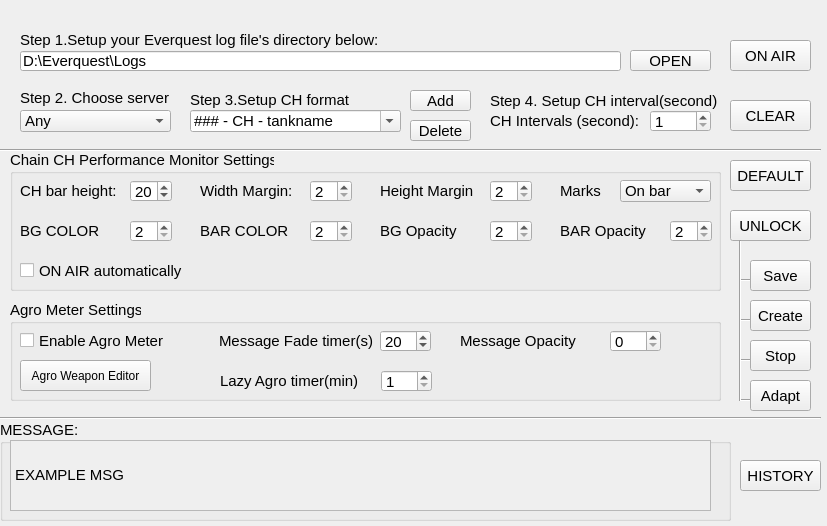
First picture: the form in CFGWIN.ui, repository winter88888/CCHPM, before the edit.
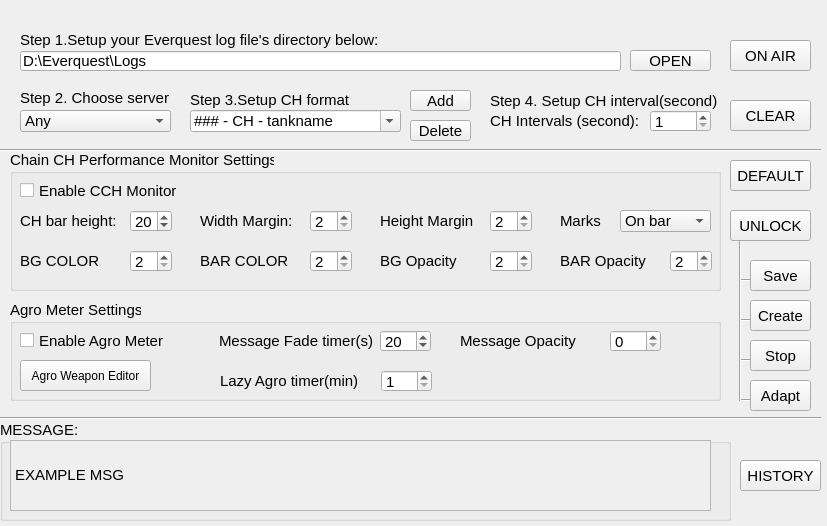
Second picture: the form after the edit.

Commit message:
GUI optimization and skill agro mod
Changed GUI a bit , so that you can enable CH monitor and/or Agro Meter sololy. don't have enable both.
Add agro detection for skills
(1)Kick is  5 agro
(2)Beg is 0 agro  --- skipped
(3)Disarm is 20 agro.
(4)Bash is 7 agro
(5)Slam is 5 agro  --- this has same msg as bash but different agro. So only use kick instead Slam. When using a shield only use bash.
(6)Taunt is 2 agro to the target that is already attacking you. --- skipped , a successfuly taunt to a target may copy its top agro completely

Patch:
```diff
--- a/CFGWIN.ui
+++ b/CFGWIN.ui
@@ -211,7 +211,7 @@
     <property name="geometry">
      <rect>
       <x>10</x>
-      <y>30</y>
+      <y>60</y>
       <width>111</width>
       <height>21</height>
      </rect>
@@ -224,7 +224,7 @@
     <property name="geometry">
      <rect>
       <x>120</x>
-      <y>30</y>
+      <y>60</y>
       <width>42</width>
       <height>22</height>
      </rect>
@@ -243,7 +243,7 @@
     <property name="geometry">
      <rect>
       <x>480</x>
-      <y>30</y>
+      <y>60</y>
       <width>42</width>
       <height>22</height>
      </rect>
@@ -259,7 +259,7 @@
     <property name="geometry">
      <rect>
       <x>370</x>
-      <y>30</y>
+      <y>60</y>
       <width>111</width>
       <height>21</height>
      </rect>
@@ -272,7 +272,7 @@
     <property name="geometry">
      <rect>
       <x>300</x>
-      <y>30</y>
+      <y>60</y>
       <width>42</width>
       <height>22</height>
      </rect>
@@ -288,7 +288,7 @@
     <property name="geometry">
      <rect>
       <x>190</x>
-      <y>30</y>
+      <y>60</y>
       <width>111</width>
       <height>21</height>
      </rect>
@@ -301,7 +301,7 @@
     <property name="geometry">
      <rect>
       <x>10</x>
-      <y>70</y>
+      <y>100</y>
       <width>111</width>
       <height>21</height>
      </rect>
@@ -314,7 +314,7 @@
     <property name="geometry">
      <rect>
       <x>120</x>
-      <y>70</y>
+      <y>100</y>
       <width>42</width>
       <height>22</height>
      </rect>
@@ -330,7 +330,7 @@
     <property name="geometry">
      <rect>
       <x>300</x>
-      <y>70</y>
+      <y>100</y>
       <width>42</width>
       <height>22</height>
      </rect>
@@ -346,7 +346,7 @@
     <property name="geometry">
      <rect>
       <x>190</x>
-      <y>70</y>
+      <y>100</y>
       <width>111</width>
       <height>21</height>
      </rect>
@@ -359,7 +359,7 @@
     <property name="geometry">
      <rect>
       <x>480</x>
-      <y>70</y>
+      <y>100</y>
       <width>42</width>
       <height>22</height>
      </rect>
@@ -375,7 +375,7 @@
     <property name="geometry">
      <rect>
       <x>370</x>
-      <y>70</y>
+      <y>100</y>
       <width>111</width>
       <height>21</height>
      </rect>
@@ -388,7 +388,7 @@
     <property name="geometry">
      <rect>
       <x>660</x>
-      <y>70</y>
+      <y>100</y>
       <width>42</width>
       <height>22</height>
      </rect>
@@ -404,7 +404,7 @@
     <property name="geometry">
      <rect>
       <x>550</x>
-      <y>70</y>
+      <y>100</y>
       <width>111</width>
       <height>21</height>
      </rect>
@@ -417,7 +417,7 @@
     <property name="geometry">
      <rect>
       <x>550</x>
-      <y>30</y>
+      <y>60</y>
       <width>41</width>
       <height>21</height>
      </rect>
@@ -426,25 +426,6 @@
      <string>Marks</string>
     </property>
    </widget>
-   <widget class="QCheckBox" name="checkBox">
-    <property name="geometry">
-     <rect>
-      <x>10</x>
-      <y>110</y>
-      <width>181</width>
-      <height>21</height>
-     </rect>
-    </property>
-    <property name="font">
-     <font>
-      <family>Arial</family>
-      <pointsize>11</pointsize>
-     </font>
-    </property>
-    <property name="text">
-     <string>ON AIR automatically</string>
-    </property>
-   </widget>
   </widget>
   <widget class="QPushButton" name="pushButton_4">
    <property name="geometry">
@@ -772,7 +753,7 @@
    <property name="geometry">
     <rect>
      <x>620</x>
-     <y>180</y>
+     <y>210</y>
      <width>91</width>
      <height>22</height>
     </rect>
@@ -943,6 +924,25 @@
     </property>
    </widget>
   </widget>
+  <widget class="QCheckBox" name="checkBox">
+   <property name="geometry">
+    <rect>
+     <x>20</x>
+     <y>180</y>
+     <width>181</width>
+     <height>21</height>
+    </rect>
+   </property>
+   <property name="font">
+    <font>
+     <family>Arial</family>
+     <pointsize>11</pointsize>
+    </font>
+   </property>
+   <property name="text">
+    <string>Enable CCH Monitor</string>
+   </property>
+  </widget>
   <zorder>line_6</zorder>
   <zorder>line_5</zorder>
   <zorder>line_7</zorder>
@@ -976,6 +976,7 @@
   <zorder>pushButton_12</zorder>
   <zorder>comboBox_3</zorder>
   <zorder>groupBox_3</zorder>
+  <zorder>checkBox</zorder>
  </widget>
  <resources/>
  <connections>
```
Left out of the diff: 4 changed lines with no effect on the pictures. The commit also changes 4 other files.
